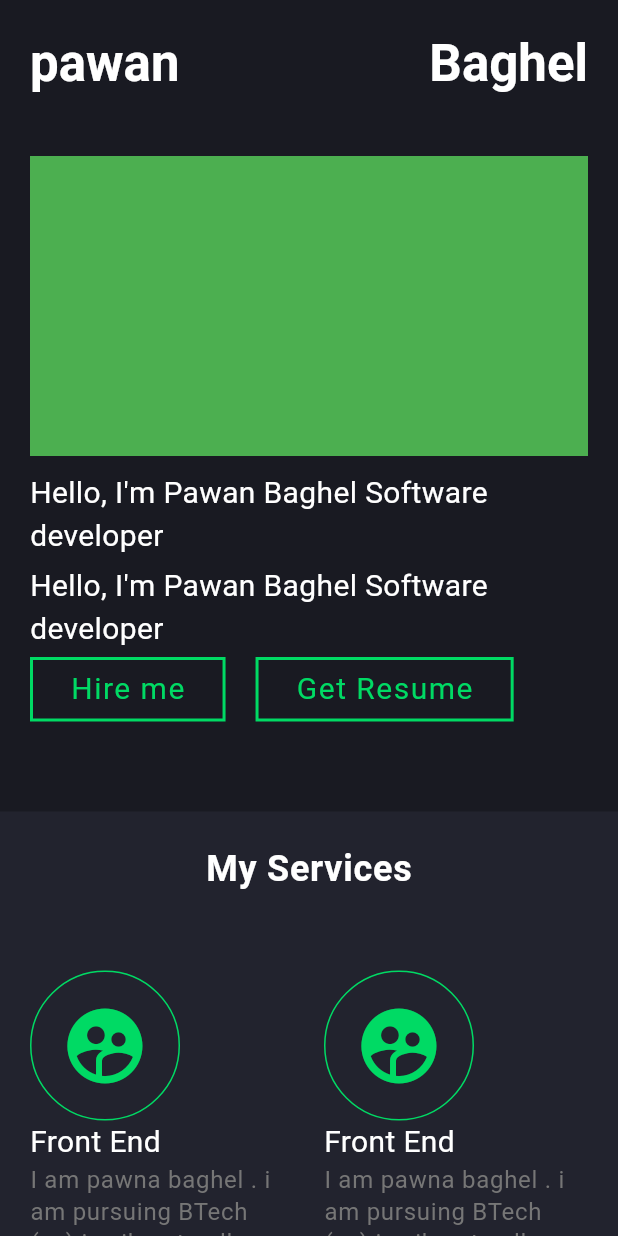
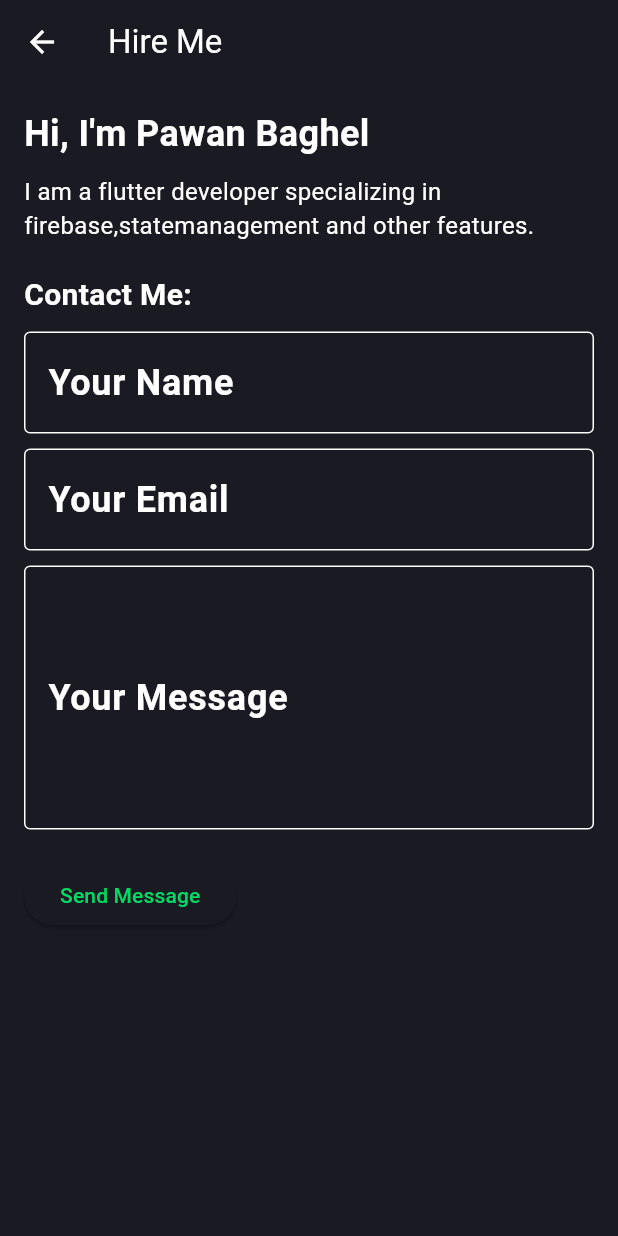
Before and after one commit to pawanbaghel01/my_portfolio, a Flutter app: the screen it shows after launch, after a tap on "Hire me", on a phone screen of 412 x 824 dp. Run offline on Flutter 3.47's test engine with Material 3 defaults, Android fonts, the phone set to English and light mode, and no system bars; our stand-ins replace percent_indicator; missing offline and left inert: dart:html, syncfusion_flutter_pdfviewer, web_pointer; Roboto replaces fonts that are missing (console).

Commit message:
add pages HireMe , ScreenShots and Recommandation

```diff
--- a/lib/Widgets/Desktop/Info/InfoSection.dart
+++ b/lib/Widgets/Desktop/Info/InfoSection.dart
@@ -1,5 +1,6 @@
 import 'package:flutter/material.dart';
 import 'package:my_portpolio/Widgets/Buttons/PrimaryButton.dart';
+import 'package:my_portpolio/Widgets/HireMe/hire_me.dart';
 import 'package:my_portpolio/Widgets/MyResume/ResumeView.dart';
 
 class InfoSection extends StatelessWidget {
@@ -23,7 +24,9 @@ class InfoSection extends StatelessWidget {
                  const SizedBox(height: 4,),
                  Row(
                    children: [
-                     PrimaryButton( btnName: 'Hire me', onTap:(){}),
+                     PrimaryButton( btnName: 'Hire me', onTap:(){
+                      Navigator.push(context, MaterialPageRoute(builder: (context) => HireMePage(),));
+                     }),
                      const SizedBox(width: 20,),
                      PrimaryButton( btnName: 'Get Resume', onTap:(){
                       Navigator.push(context, MaterialPageRoute(builder: (context) =>const MyResumeView(),));
--- a/lib/Widgets/Desktop/MyExperience/InternshipData.dart
+++ b/lib/Widgets/Desktop/MyExperience/InternshipData.dart
@@ -1,6 +1,7 @@
 
 import 'package:flutter/material.dart';
 import 'package:my_portpolio/Widgets/Desktop/MyExperience/InternshipWidget.dart';
+import 'package:my_portpolio/Widgets/Recommandation/recommandation_page.dart';
 
 class InternshipData extends StatelessWidget {
   const InternshipData({super.key});
@@ -17,7 +18,9 @@ class InternshipData extends StatelessWidget {
 
         InternshipWidget(date: '2022-2023', position: "Flutter Developer", companyName: "Techie pvt.Ltd.", companyLogo: "",
         description: 'This is my first internship of my life when a full app ui create. In this internship i develope some apps ui .'
-        , onTap: (){},isActive: true),
+        , onTap: (){
+          Navigator.push(context,MaterialPageRoute(builder: (context) => RecommendationPage(),));
+        },isActive: true),
         const SizedBox(height: 20,),
         InternshipWidget(date: '2023-2024', position: "Flutter Developer", companyName: "Ubi tech solution pvt.Ltd.", companyLogo: "",
         description: 'This is my second internship on flutter and dart when a full app for  a JunoFast. In this internship i develope some Apps .'
--- a/lib/Widgets/Desktop/MyExperience/InternshipWidget.dart
+++ b/lib/Widgets/Desktop/MyExperience/InternshipWidget.dart
@@ -80,7 +80,7 @@ class InternshipWidget extends StatelessWidget {
         ),
         Row(
           children: [
-            MyTextButton(btnName: "RECOMENDATION >", onTap: (){}),
+            MyTextButton(btnName: "RECOMENDATION >", onTap: onTap),
           ],
         ),
       ],
--- a/lib/Widgets/Desktop/MyExperience/ProjectData.dart
+++ b/lib/Widgets/Desktop/MyExperience/ProjectData.dart
@@ -19,7 +19,7 @@ class ProjectData extends StatelessWidget {
         const SizedBox(
           height: 25,
         ),
-            ProjectWidget(
+        ProjectWidget(
             date: "8 Aug 2023 - 10 Oct  2023",
             projectTitle: 'Chat App',
             languages: const [
@@ -33,16 +33,31 @@ class ProjectData extends StatelessWidget {
               "Push Notifications",
               "Search Functionality",
             ],
-            screenShot: const [],
+            screenShot: const [
+              {
+                'title': 'Screenshot 1',
+                'image': 'assets/screenshot1.png',
+              },
+              {
+                'title': 'Screenshot 2',
+                'image': 'assets/screenshot2.png',
+              },
+              {
+                'title': 'Screenshot 3',
+                'image': 'assets/screenshot3.png',
+              },
+            ],
             liveLink: "",
-            githubLink: "",
+            githubLink: "https://github.com/pawanbaghel01/intern_login_task",
             linkedin: "",
-            onTap: (){} ,
+            onTap: () {},
             isActive: true,
-            description: "A Flutter Chat App enables real-time messaging with features like user authentication, one-on-one chats, group messaging, and media sharing. It supports instant notifications, read receipts, and secure communication."
-            ),
-            const SizedBox(height: 10,),
-            ProjectWidget(
+            description:
+                "A Flutter Chat App enables real-time messaging with features like user authentication, one-on-one chats, group messaging, and media sharing. It supports instant notifications, read receipts, and secure communication."),
+        const SizedBox(
+          height: 10,
+        ),
+        ProjectWidget(
             date: "15 Oct  2023 - 4 Nov 2023",
             projectTitle: ' BMI Calculator App',
             languages: const [
@@ -57,13 +72,12 @@ class ProjectData extends StatelessWidget {
             ],
             screenShot: const [],
             liveLink: "",
-            githubLink: "",
+            githubLink: "https://github.com/pawanbaghel01",
             linkedin: "",
-            onTap: (){} ,
+            onTap: () {},
             isActive: true,
-            description: "A BMI Calculator App allows users to quickly calculate their Body Mass Index by entering their height and weight. It provides instant results with a health classification and helps users track their fitness leve"
-            )
-
+            description:
+                "A BMI Calculator App allows users to quickly calculate their Body Mass Index by entering their height and weight. It provides instant results with a health classification and helps users track their fitness leve")
       ],
     );
   }
--- a/lib/Widgets/Desktop/MyExperience/ProjectWidget.dart
+++ b/lib/Widgets/Desktop/MyExperience/ProjectWidget.dart
@@ -1,13 +1,15 @@
 import 'package:flutter/material.dart';
 import 'package:my_portpolio/Widgets/Buttons/MyTextButton.dart';
 import 'package:my_portpolio/Widgets/Desktop/MyKnowledge/FiledCircle.dart';
+import 'package:my_portpolio/Widgets/SceenShots/screen_shots.dart';
+import 'package:url_launcher/url_launcher_string.dart';
 
 class ProjectWidget extends StatelessWidget {
   final String date;
   final String projectTitle;
   final List<String> languages;
   final List<String> features;
-  final List<String> screenShot;
+  final List<Map<String, String>> screenShot;
   final String liveLink;
   final String githubLink;
   final String linkedin;
@@ -121,14 +123,16 @@ class ProjectWidget extends StatelessWidget {
           mainAxisAlignment: MainAxisAlignment.spaceBetween,
           children: [
             MyTextButton(btnName: "LIVE LINK >", onTap: () {}),
-            MyTextButton(btnName: "GITHUB >", onTap: () {}),
+            MyTextButton(btnName: "GITHUB >", onTap: () {launchUrlString(githubLink);}),
             MyTextButton(btnName: "LINKEDIN >", onTap: () {}),
           ],
         ),
         const SizedBox(height: 10,),
         Row(
           children: [
-            MyTextButton(btnName: "SCREENSHOTS >", onTap: () {}),
+            MyTextButton(btnName: "SCREENSHOTS >", onTap: () {
+              Navigator.push(context, MaterialPageRoute(builder: (context) => ScreenshotGalleryPage(screenshots:screenShot),));
+            }),
           ],
         ),
       ],
--- /dev/null
+++ b/lib/Widgets/HireMe/hire_me.dart
@@ -0,0 +1,91 @@
+import 'package:flutter/material.dart';
+import 'package:url_launcher/url_launcher.dart';
+
+class HireMePage extends StatelessWidget {
+  final TextEditingController _nameController = TextEditingController();
+  final TextEditingController _emailController = TextEditingController();
+  final TextEditingController _messageController = TextEditingController();
+
+  HireMePage({super.key});
+
+ void _sendEmail() async {
+  final String name = _nameController.text;
+  final String email = _emailController.text;
+  final String message = _messageController.text;
+
+  final Uri emailUri = Uri(
+    scheme: 'mailto',
+    path: 'your-email@example.com', // Replace with your email
+    query: 'subject=Hire Me Inquiry&body=Name: $name\nEmail: $email\n\n$message',
+  );
+
+  if (await canLaunchUrl(emailUri)) {
+    await launchUrl(emailUri);
+  } else {
+    throw 'Could not launch $emailUri';
+  }
+}
+
+
+  @override
+  Widget build(BuildContext context) {
+    return Scaffold(
+      appBar: AppBar(
+        title: const Text('Hire Me'),
+      ),
+      body: Padding(
+        padding: const EdgeInsets.all(16.0),
+        child: Column(
+          crossAxisAlignment: CrossAxisAlignment.start,
+          children: [
+            const Text(
+              'Hi, I\'m Pawan Baghel',
+              style: TextStyle(fontSize: 24, fontWeight: FontWeight.bold),
+            ),
+            const SizedBox(height: 10),
+            const Text(
+              'I am a flutter developer specializing in firebase,statemanagement and other features.',
+              style: TextStyle(fontSize: 16),
+            ),
+            const SizedBox(height: 20),
+            const Text(
+              'Contact Me:',
+              style: TextStyle(fontSize: 20, fontWeight: FontWeight.bold),
+            ),
+            const SizedBox(height: 10),
+            TextField(
+              controller: _nameController,
+              decoration: const InputDecoration(
+                labelText: 'Your Name',
+                border: OutlineInputBorder(),
+              ),
+            ),
+            const SizedBox(height: 10),
+            TextField(
+              controller: _emailController,
+              decoration: const InputDecoration(
+                labelText: 'Your Email',
+                border: OutlineInputBorder(),
+              ),
+              keyboardType: TextInputType.emailAddress,
+            ),
+            const SizedBox(height: 10),
+            TextField(
+              controller: _messageController,
+              decoration: const InputDecoration(
+                labelText: 'Your Message',
+                border: OutlineInputBorder(),
+              ),
+              maxLines: 4,
+            ),
+            const SizedBox(height: 20),
+            ElevatedButton(
+              onPressed: _sendEmail,
+              child: const Text('Send Message'),
+            ),
+          ],
+        ),
+      ),
+    );
+  }
+}
--- a/lib/Widgets/Mobile/InfoSection/InfoSection.dart
+++ b/lib/Widgets/Mobile/InfoSection/InfoSection.dart
@@ -1,4 +1,6 @@
 import 'package:flutter/material.dart';
+import 'package:my_portpolio/Widgets/HireMe/hire_me.dart';
+import 'package:my_portpolio/Widgets/MyResume/ResumeView.dart';
 
 import '../../Buttons/PrimaryButton.dart';
 
@@ -24,9 +26,13 @@ class MobilInfoSection extends StatelessWidget {
           const SizedBox(height: 4,),
           Row(
             children: [
-              PrimaryButton( btnName: 'Hire me', onTap:(){}),
+              PrimaryButton( btnName: 'Hire me', onTap:(){
+                 Navigator.push(context, MaterialPageRoute(builder: (context) => HireMePage(),));
+              }),
               const SizedBox(width: 20,),
-              PrimaryButton( btnName: 'Get Resume', onTap:(){}),
+              PrimaryButton( btnName: 'Get Resume', onTap:(){
+                 Navigator.push(context, MaterialPageRoute(builder: (context) =>const MyResumeView(),));
+              }),
             ],
           ),
 
--- a/lib/Widgets/MyResume/ResumeView.dart
+++ b/lib/Widgets/MyResume/ResumeView.dart
@@ -21,9 +21,9 @@ class MyResumeView extends StatelessWidget {
       final url = html.Url.createObjectUrlFromBlob(blob);
 
       // Create a download anchor and trigger it
-      final anchor = html.AnchorElement(href: url)
-        ..setAttribute("download", "Pawan_Resume.pdf")
-        ..click();
+      // final anchor = html.AnchorElement(href: url)
+      //   ..setAttribute("download", "Pawan_Resume.pdf")
+      //   ..click();
 
       // Release the object URL after the download is triggered
       html.Url.revokeObjectUrl(url);
--- /dev/null
+++ b/lib/Widgets/Recommandation/recommandation_page.dart
@@ -0,0 +1,65 @@
+import 'package:flutter/material.dart';
+
+class RecommendationPage extends StatelessWidget {
+  final List<Map<String, String>> recommendations = [
+    {
+      'title': 'Flutter Documentation',
+      'description': 'Official documentation for Flutter, a great starting point for learning.',
+    },
+    {
+      'title': 'Flutter YouTube Channel',
+      'description': 'Watch tutorials and talks by the Flutter team and community.',
+    },
+    {
+      'title': 'The Complete Flutter Development Bootcamp',
+      'description': 'A comprehensive course on Flutter by Dr. Angela Yu on Udemy.',
+    },
+    {
+      'title': 'Flutter Community on GitHub',
+      'description': 'Explore open-source projects and contribute to the Flutter community.',
+    },
+    {
+      'title': 'Build a Flutter App: From Zero to Launch',
+      'description': 'A guided project to build and launch your first Flutter app.',
+    },
+  ];
+
+  RecommendationPage({super.key});
+
+  @override
+  Widget build(BuildContext context) {
+    return Scaffold(
+      appBar: AppBar(
+        title: const Text('Flutter Internship Recommendations'),
+      ),
+      body: ListView.builder(
+        itemCount: recommendations.length,
+        itemBuilder: (context, index) {
+          return ListTile(
+            title: Text(recommendations[index]['title']!),
+            subtitle: Text(recommendations[index]['description']!),
+            trailing: const Icon(Icons.arrow_forward),
+            onTap: () {
+              // Handle tap event
+              showDialog(
+                context: context,
+                builder: (context) => AlertDialog(
+                  title: Text(recommendations[index]['title']!),
+                  content: Text(recommendations[index]['description']!),
+                  actions: [
+                    TextButton(
+                      child: const Text('Close'),
+                      onPressed: () {
+                        Navigator.of(context).pop();
+                      },
+                    ),
+                  ],
+                ),
+              );
+            },
+          );
+        },
+      ),
+    );
+  }
+}
--- a/lib/main.dart
+++ b/lib/main.dart
@@ -1,7 +1,6 @@
 import 'package:flutter/material.dart';
 import 'package:my_portpolio/Configs/Thems.dart';
 import 'package:my_portpolio/View/HomePage/HomePageView.dart';
-import 'package:my_portpolio/Widgets/MyResume/ResumeView.dart';
 import 'package:web_pointer/web_pointer.dart';
 
 void main() {
```
Also changed, not shown: lib/Widgets/SceenShots/screen_shots.dart (added, +55 -0 lines).
